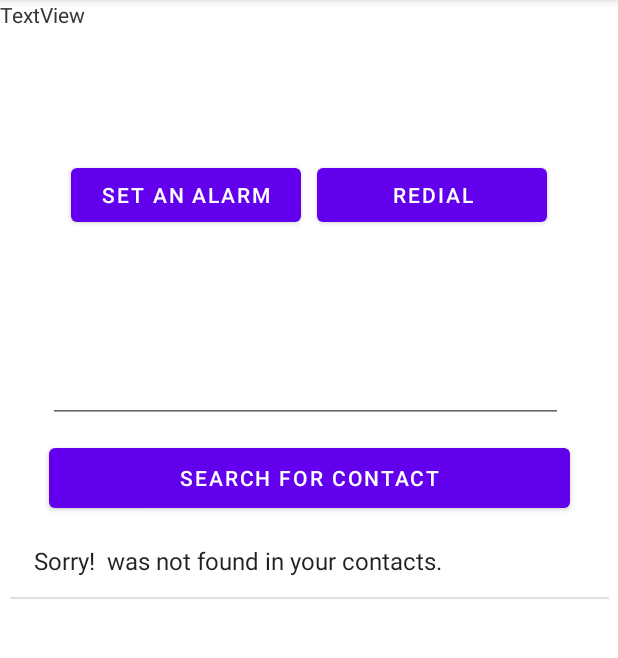
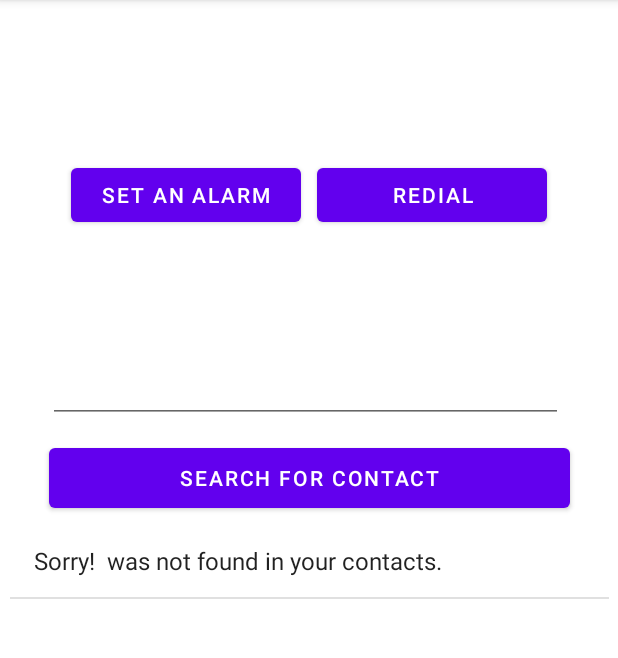
Before and after one commit to gpeppel/common-tasks-lite, an Android app: the screen it shows after launch (MainActivity), after a tap on "REDIAL", on a phone screen of 412 x 824 dp, the part 84-742 px from its top. Run offline under Robolectric (Android 15) with nearby library versions, the phone set to English and light mode, and no system bars; 2 statements that could not run were skipped; 2 other taps on this screen came first.

Commit message:
Remove textboxes

```diff
--- a/app/src/main/res/layout/activity_main.xml
+++ b/app/src/main/res/layout/activity_main.xml
@@ -93,22 +93,6 @@
             app:layout_constraintStart_toStartOf="parent"
             app:layout_constraintHorizontal_bias="0.498" />
 
-    <TextView
-            android:text="TextView"
-            android:layout_width="wrap_content"
-            android:layout_height="wrap_content"
-            android:id="@+id/nText"
-            tools:layout_editor_absoluteY="645dp"
-            tools:layout_editor_absoluteX="32dp" />
-
-    <TextView
-            android:text="TextView"
-            android:layout_width="wrap_content"
-            android:layout_height="wrap_content"
-            android:id="@+id/nPhone"
-            tools:layout_editor_absoluteY="634dp"
-            tools:layout_editor_absoluteX="306dp" />
-
     <ListView
             android:layout_width="399dp"
             android:layout_height="129dp"
```
